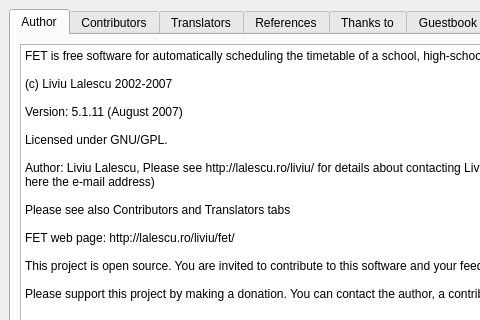
Above: fet/src/interface/helpaboutform_template.ui from vonmecheln/fet before the change; both pictures show x 0 to 480 and y 0 to 320 of the 707 by 409 pixel window. Below: the same form after it.
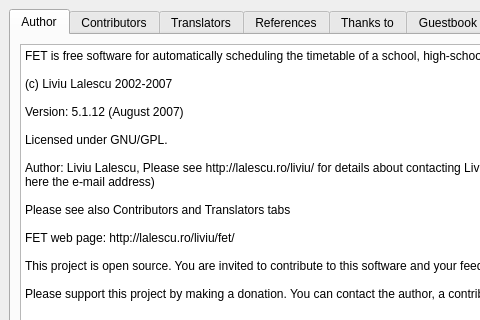
That is the form after the change.

```diff
--- a/fet/src/interface/helpaboutform_template.ui
+++ b/fet/src/interface/helpaboutform_template.ui
@@ -69,7 +69,7 @@
 &lt;p style="-qt-paragraph-type:empty; margin-top:0px; margin-bottom:0px; margin-left:0px; margin-right:0px; -qt-block-indent:0; text-indent:0px;">&lt;/p>
 &lt;p style=" margin-top:0px; margin-bottom:0px; margin-left:0px; margin-right:0px; -qt-block-indent:0; text-indent:0px;">(c) Liviu Lalescu 2002-2007&lt;/p>
 &lt;p style="-qt-paragraph-type:empty; margin-top:0px; margin-bottom:0px; margin-left:0px; margin-right:0px; -qt-block-indent:0; text-indent:0px;">&lt;/p>
-&lt;p style=" margin-top:0px; margin-bottom:0px; margin-left:0px; margin-right:0px; -qt-block-indent:0; text-indent:0px;">Version: 5.1.11 (August 2007)&lt;/p>
+&lt;p style=" margin-top:0px; margin-bottom:0px; margin-left:0px; margin-right:0px; -qt-block-indent:0; text-indent:0px;">Version: 5.1.12 (August 2007)&lt;/p>
 &lt;p style="-qt-paragraph-type:empty; margin-top:0px; margin-bottom:0px; margin-left:0px; margin-right:0px; -qt-block-indent:0; text-indent:0px;">&lt;/p>
 &lt;p style=" margin-top:0px; margin-bottom:0px; margin-left:0px; margin-right:0px; -qt-block-indent:0; text-indent:0px;">Licensed under GNU/GPL.&lt;/p>
 &lt;p style="-qt-paragraph-type:empty; margin-top:0px; margin-bottom:0px; margin-left:0px; margin-right:0px; -qt-block-indent:0; text-indent:0px;">&lt;/p>
```
